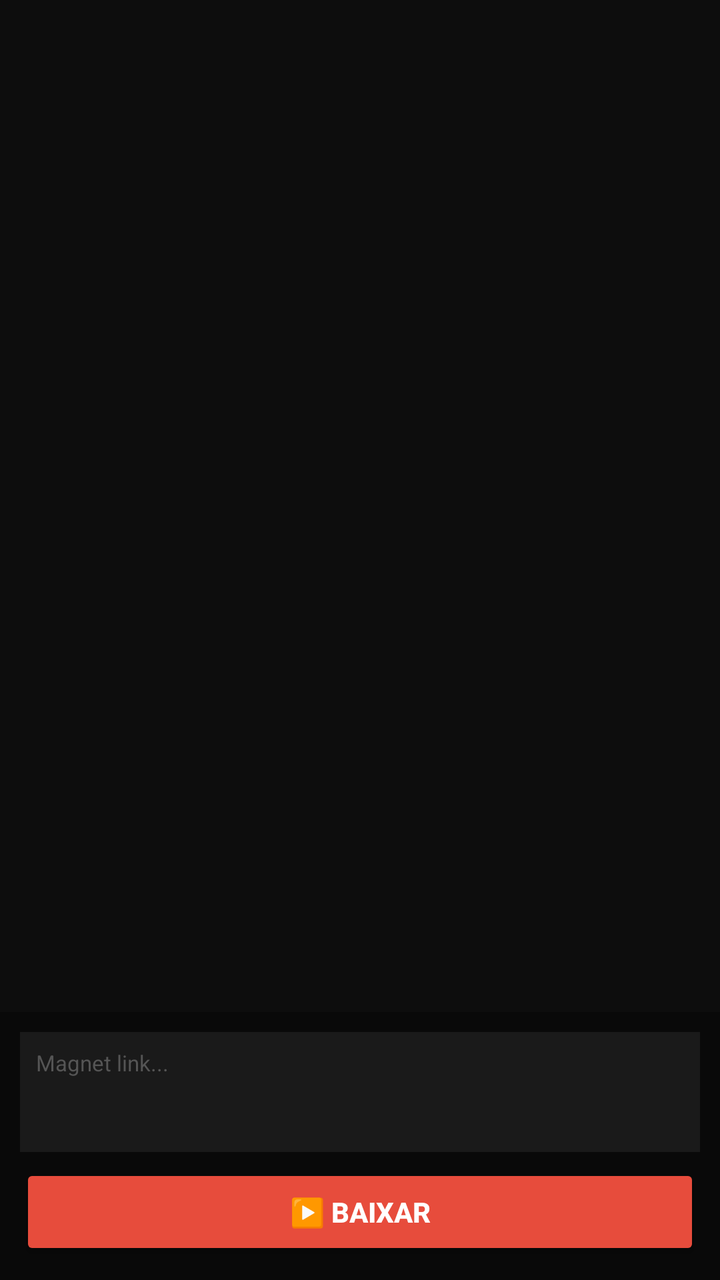
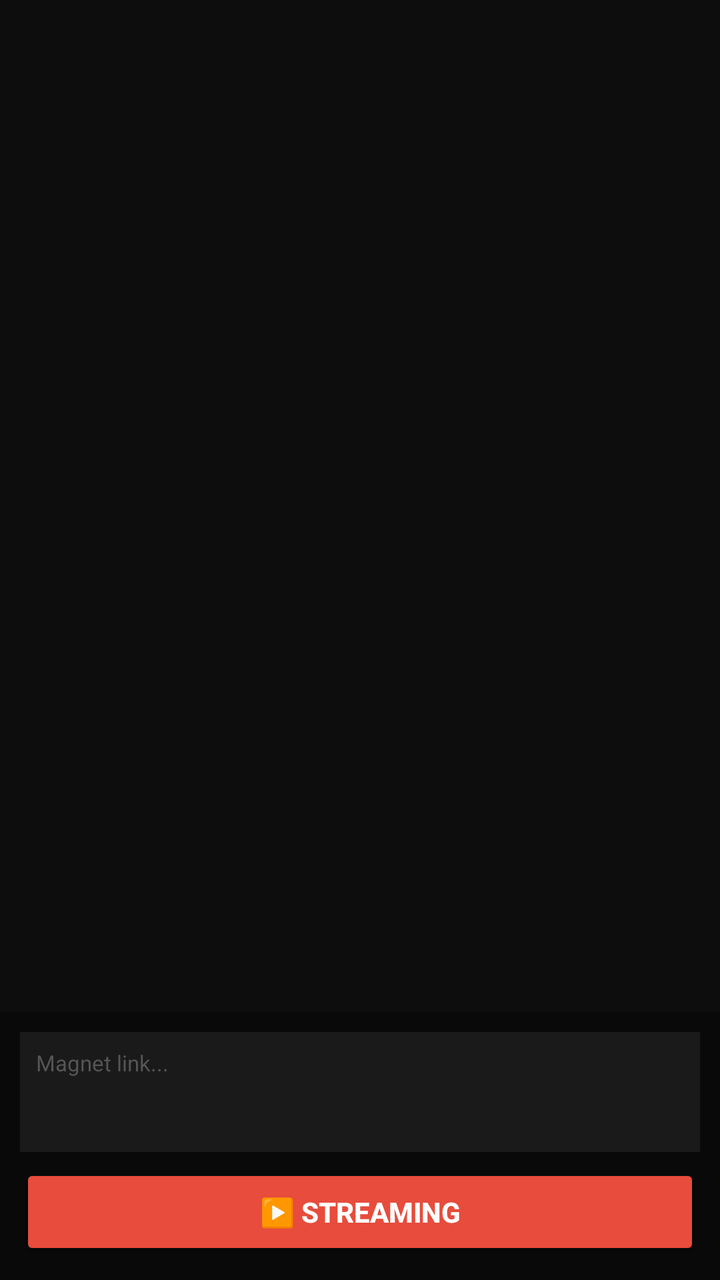

The first picture is an Android layout as it rendered before a commit; the second is the same layout after the commit. The layout source and the unified diff follow.
<!-- AndroidManifest.xml: application theme Theme.AppCompat.NoActionBar -->
<!-- res/layout/activity_main.xml -->
<?xml version="1.0" encoding="utf-8"?>
<LinearLayout xmlns:android="http://schemas.android.com/apk/res/android"
    android:layout_width="match_parent"
    android:layout_height="match_parent"
    android:orientation="vertical"
    android:background="#0a0a0a">
    
    <ScrollView
        android:id="@+id/log_scroll"
        android:layout_width="match_parent"
        android:layout_height="0dp"
        android:layout_weight="1"
        android:background="#0d0d0d"
        android:padding="6dp">
        
        <TextView
            android:id="@+id/log_text"
            android:layout_width="match_parent"
            android:layout_height="wrap_content"
            android:textColor="#4ecb71"
            android:textSize="8sp"
            android:fontFamily="monospace" />
    </ScrollView>
    
    <LinearLayout
        android:id="@+id/control_panel"
        android:layout_width="match_parent"
        android:layout_height="wrap_content"
        android:orientation="vertical"
        android:padding="10dp"
        android:background="#dd0a0a0a">
        
        <EditText
            android:id="@+id/magnet_input"
            android:layout_width="match_parent"
            android:layout_height="60dp"
            android:background="#1a1a1a"
            android:gravity="top"
            android:hint="Magnet link..."
            android:textColorHint="#555"
            android:inputType="textMultiLine"
            android:padding="8dp"
            android:textColor="#fff"
            android:textSize="11sp" />
        
        <LinearLayout
            android:layout_width="match_parent"
            android:layout_height="wrap_content"
            android:orientation="horizontal"
            android:layout_marginTop="6dp">
            
            <Button
                android:id="@+id/btn_play"
                android:layout_width="0dp"
                android:layout_height="48dp"
                android:layout_weight="1"
                android:backgroundTint="#e74c3c"
                android:text="▶️ BAIXAR"
                android:textColor="#fff"
                android:textStyle="bold" />
            
            <Button
                android:id="@+id/btn_watch"
                android:layout_width="0dp"
                android:layout_height="48dp"
                android:layout_weight="1"
                android:layout_marginStart="4dp"
                android:backgroundTint="#4ecb71"
                android:text="🎬 ASSISTIR"
                android:textColor="#000"
                android:textStyle="bold"
                android:visibility="gone" />
            
            <Button
                android:id="@+id/btn_stop"
                android:layout_width="0dp"
                android:layout_height="48dp"
                android:layout_weight="1"
                android:layout_marginStart="4dp"
                android:backgroundTint="#555"
                android:text="⏹️ PARAR"
                android:textColor="#fff"
                android:textStyle="bold"
                android:visibility="gone" />
        </LinearLayout>
        
        <ProgressBar
            android:id="@+id/buffer_bar"
            style="?android:attr/progressBarStyleHorizontal"
            android:layout_width="match_parent"
            android:layout_height="5dp"
            android:layout_marginTop="6dp"
            android:progressTint="#e74c3c"
            android:visibility="gone" />
        
        <LinearLayout
            android:id="@+id/stats_row"
            android:layout_width="match_parent"
            android:layout_height="wrap_content"
            android:layout_marginTop="6dp"
            android:orientation="horizontal"
            android:visibility="gone">
            
            <TextView
                android:id="@+id/stat_progress"
                android:layout_width="0dp"
                android:layout_height="wrap_content"
                android:layout_weight="1"
                android:text="0%"
                android:textColor="#e74c3c"
                android:textSize="14sp"
                android:textStyle="bold"
                android:gravity="center"
                android:background="#1a1a1a"
                android:padding="8dp" />
            
            <TextView
                android:id="@+id/stat_speed"
                android:layout_width="0dp"
                android:layout_height="wrap_content"
                android:layout_weight="1"
                android:text="0 KB/s"
                android:textColor="#e74c3c"
                android:textSize="14sp"
                android:textStyle="bold"
                android:gravity="center"
                android:background="#1a1a1a"
                android:padding="8dp"
                android:layout_marginStart="4dp" />
            
            <TextView
                android:id="@+id/stat_peers"
                android:layout_width="0dp"
                android:layout_height="wrap_content"
                android:layout_weight="1"
                android:text="0"
                android:textColor="#e74c3c"
                android:textSize="14sp"
                android:textStyle="bold"
                android:gravity="center"
                android:background="#1a1a1a"
                android:padding="8dp"
                android:layout_marginStart="4dp" />
            
        </LinearLayout>
    </LinearLayout>
    
</LinearLayout>
<!-- resources referenced by this layout -->
<resources>

</resources>

<!-- the commit's change to res/layout/activity_main.xml (unified diff, before → after) -->
@@ -1,148 +1,112 @@
 <?xml version="1.0" encoding="utf-8"?>
-<LinearLayout xmlns:android="http://schemas.android.com/apk/res/android"
+<FrameLayout xmlns:android="http://schemas.android.com/apk/res/android"
+    xmlns:app="http://schemas.android.com/apk/res-auto"
     android:layout_width="match_parent"
     android:layout_height="match_parent"
-    android:orientation="vertical"
     android:background="#0a0a0a">
     
-    <ScrollView
-        android:id="@+id/log_scroll"
+    <androidx.media3.ui.PlayerView
+        android:id="@+id/player_view"
         android:layout_width="match_parent"
-        android:layout_height="0dp"
-        android:layout_weight="1"
-        android:background="#0d0d0d"
-        android:padding="6dp">
-        
-        <TextView
-            android:id="@+id/log_text"
-            android:layout_width="match_parent"
-            android:layout_height="wrap_content"
-            android:textColor="#4ecb71"
-            android:textSize="8sp"
-            android:fontFamily="monospace" />
-    </ScrollView>
+        android:layout_height="match_parent"
+        android:visibility="gone"
+        app:show_buffering="when_playing"
+        app:use_controller="true" />
     
     <LinearLayout
-        android:id="@+id/control_panel"
         android:layout_width="match_parent"
-        android:layout_height="wrap_content"
-        android:orientation="vertical"
-        android:padding="10dp"
-        android:background="#dd0a0a0a">
+        android:layout_height="match_parent"
+        android:orientation="vertical">
         
-        <EditText
-            android:id="@+id/magnet_input"
+        <ScrollView
+            android:id="@+id/log_scroll"
             android:layout_width="match_parent"
-            android:layout_height="60dp"
-            android:background="#1a1a1a"
-            android:gravity="top"
-            android:hint="Magnet link..."
-            android:textColorHint="#555"
-            android:inputType="textMultiLine"
-            android:padding="8dp"
-            android:textColor="#fff"
-            android:textSize="11sp" />
+            android:layout_height="0dp"
+            android:layout_weight="1"
+            android:background="#0d0d0d"
+            android:padding="6dp">
+            
+            <TextView
+                android:id="@+id/log_text"
+                android:layout_width="match_parent"
+                android:layout_height="wrap_content"
+                android:textColor="#4ecb71"
+                android:textSize="8sp"
+                android:fontFamily="monospace" />
+        </ScrollView>
         
         <LinearLayout
             android:layout_width="match_parent"
             android:layout_height="wrap_content"
-            android:orientation="horizontal"
-            android:layout_marginTop="6dp">
+            android:orientation="vertical"
+            android:padding="10dp"
+            android:background="#dd0a0a0a">
             
-            <Button
-                android:id="@+id/btn_play"
-                android:layout_width="0dp"
-                android:layout_height="48dp"
-                android:layout_weight="1"
-                android:backgroundTint="#e74c3c"
-                android:text="▶️ BAIXAR"
+            <EditText
+                android:id="@+id/magnet_input"
+                android:layout_width="match_parent"
+                android:layout_height="60dp"
+                android:background="#1a1a1a"
+                android:gravity="top"
+                android:hint="Magnet link..."
+                android:textColorHint="#555"
+                android:inputType="textMultiLine"
+                android:padding="8dp"
                 android:textColor="#fff"
-                android:textStyle="bold" />
+                android:textSize="11sp" />
             
-            <Button
-                android:id="@+id/btn_watch"
-                android:layout_width="0dp"
-                android:layout_height="48dp"
-                android:layout_weight="1"
-                android:layout_marginStart="4dp"
-                android:backgroundTint="#4ecb71"
-                android:text="🎬 ASSISTIR"
-                android:textColor="#000"
-                android:textStyle="bold"
+            <LinearLayout
+                android:layout_width="match_parent"
+                android:layout_height="wrap_content"
+                android:orientation="horizontal"
+                android:layout_marginTop="6dp">
+                
+                <Button
+                    android:id="@+id/btn_play"
+                    android:layout_width="0dp"
+                    android:layout_height="48dp"
+                    android:layout_weight="1"
+                    android:backgroundTint="#e74c3c"
+                    android:text="▶️ STREAMING"
+                    android:textColor="#fff"
+                    android:textStyle="bold" />
+                
+                <Button
+                    android:id="@+id/btn_stop"
+                    android:layout_width="0dp"
+                    android:layout_height="48dp"
+                    android:layout_weight="1"
+                    android:layout_marginStart="4dp"
+                    android:backgroundTint="#555"
+                    android:text="⏹️ PARAR"
+                    android:textColor="#fff"
+                    android:textStyle="bold"
+                    android:visibility="gone" />
+            </LinearLayout>
+            
+            <ProgressBar
+                android:id="@+id/buffer_bar"
+                style="?android:attr/progressBarStyleHorizontal"
+                android:layout_width="match_parent"
+                android:layout_height="5dp"
+                android:layout_marginTop="6dp"
+                android:progressTint="#e74c3c"
                 android:visibility="gone" />
             
-            <Button
-                android:id="@+id/btn_stop"
-                android:layout_width="0dp"
-                android:layout_height="48dp"
-                android:layout_weight="1"
-                android:layout_marginStart="4dp"
-                android:backgroundTint="#555"
-                android:text="⏹️ PARAR"
-                android:textColor="#fff"
-                android:textStyle="bold"
-                android:visibility="gone" />
-        </LinearLayout>
-        
-        <ProgressBar
-            android:id="@+id/buffer_bar"
-            style="?android:attr/progressBarStyleHorizontal"
-            android:layout_width="match_parent"
-            android:layout_height="5dp"
-            android:layout_marginTop="6dp"
-            android:progressTint="#e74c3c"
-            android:visibility="gone" />
-        
-        <LinearLayout
-            android:id="@+id/stats_row"
-            android:layout_width="match_parent"
-            android:layout_height="wrap_content"
-            android:layout_marginTop="6dp"
-            android:orientation="horizontal"
-            android:visibility="gone">
-            
-            <TextView
-                android:id="@+id/stat_progress"
-                android:layout_width="0dp"
+            <LinearLayout
+                android:id="@+id/stats_row"
+                android:layout_width="match_parent"
                 android:layout_height="wrap_content"
-                android:layout_weight="1"
-                android:text="0%"
-                android:textColor="#e74c3c"
-                android:textSize="14sp"
-                android:textStyle="bold"
-                android:gravity="center"
-                android:background="#1a1a1a"
-                android:padding="8dp" />
-            
-            <TextView
-                android:id="@+id/stat_speed"
-                android:layout_width="0dp"
-                android:layout_height="wrap_content"
-                android:layout_weight="1"
-                android:text="0 KB/s"
-                android:textColor="#e74c3c"
-                android:textSize="14sp"
-                android:textStyle="bold"
-                android:gravity="center"
-                android:background="#1a1a1a"
-                android:padding="8dp"
-                android:layout_marginStart="4dp" />
-            
-            <TextView
-                android:id="@+id/stat_peers"
-                android:layout_width="0dp"
-                android:layout_height="wrap_content"
-                android:layout_weight="1"
-                android:text="0"
-                android:textColor="#e74c3c"
-                android:textSize="14sp"
-                android:textStyle="bold"
-                android:gravity="center"
-                android:background="#1a1a1a"
-                android:padding="8dp"
-                android:layout_marginStart="4dp" />
-            
+                android:layout_marginTop="6dp"
+                android:orientation="horizontal"
+                android:visibility="gone">
+                
+                <TextView android:id="@+id/stat_progress" android:layout_width="0dp" android:layout_height="wrap_content" android:layout_weight="1" android:text="0%" android:textColor="#e74c3c" android:textSize="14sp" android:textStyle="bold" android:gravity="center" android:background="#1a1a1a" android:padding="8dp" />
+                <TextView android:id="@+id/stat_speed" android:layout_width="0dp" android:layout_height="wrap_content" android:layout_weight="1" android:text="0 KB/s" android:textColor="#e74c3c" android:textSize="14sp" android:textStyle="bold" android:gravity="center" android:background="#1a1a1a" android:padding="8dp" android:layout_marginStart="4dp" />
+                <TextView android:id="@+id/stat_peers" android:layout_width="0dp" android:layout_height="wrap_content" android:layout_weight="1" android:text="0" android:textColor="#e74c3c" android:textSize="14sp" android:textStyle="bold" android:gravity="center" android:background="#1a1a1a" android:padding="8dp" android:layout_marginStart="4dp" />
+                
+            </LinearLayout>
         </LinearLayout>
     </LinearLayout>
     
-</LinearLayout>
+</FrameLayout>
